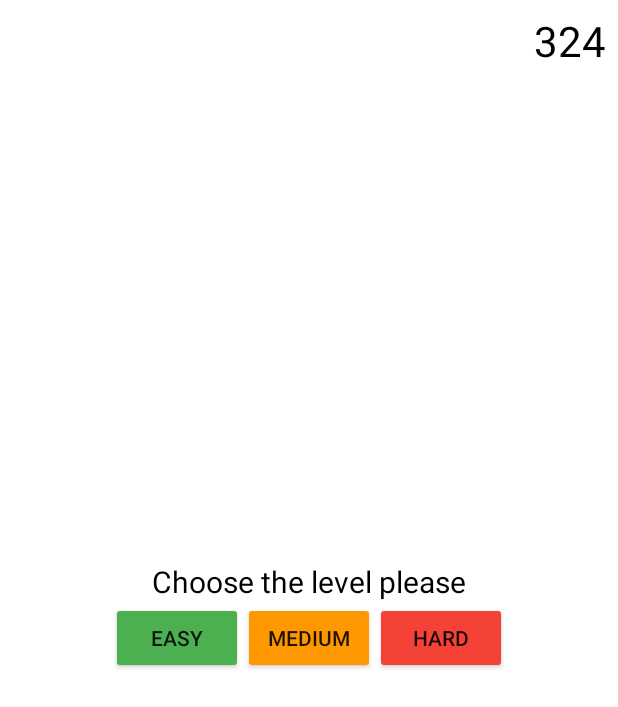
After one commit to tereshka-programmer/SportQuizTest, an Android app: the layout fragment_main.xml on its own in the app's theme, with its tools: preview values and no code run, on a phone screen of 412 x 824 dp. The commit adds this screen. Shown: the top 707 px of the screen. Run offline under Robolectric (Android 15) with nearby library versions, the phone set to English and light mode, and no system bars.

Commit message:
MainFragment: init layout

```diff
--- /dev/null
+++ b/app/src/main/java/com/example/sportquiz/di/RepositoryModule.kt
@@ -0,0 +1,19 @@
+package com.example.sportquiz.di
+
+import com.example.sportquiz.data.room.RoomQuestionsSourceImpl
+import com.example.sportquiz.domain.repository.QuestionsRepository
+import dagger.Binds
+import dagger.Module
+import dagger.hilt.InstallIn
+import dagger.hilt.components.SingletonComponent
+
+@Module
+@InstallIn(SingletonComponent::class)
+abstract class RepositoryModule {
+
+    @Binds
+    abstract fun bindQuestionsRepository(
+        questionsSourceImpl: RoomQuestionsSourceImpl
+    ): QuestionsRepository
+
+}
--- /dev/null
+++ b/app/src/main/java/com/example/sportquiz/ui/main/MainFragment.kt
@@ -0,0 +1,10 @@
+package com.example.sportquiz.ui.main
+
+import androidx.fragment.app.Fragment
+import com.example.sportquiz.R
+
+class MainFragment(): Fragment(R.layout.fragment_main) {
+
+
+
+}
--- a/app/src/main/res/layout/activity_main.xml
+++ b/app/src/main/res/layout/activity_main.xml
@@ -1,18 +1,7 @@
 <?xml version="1.0" encoding="utf-8"?>
-<androidx.constraintlayout.widget.ConstraintLayout xmlns:android="http://schemas.android.com/apk/res/android"
+<androidx.fragment.app.FragmentContainerView xmlns:android="http://schemas.android.com/apk/res/android"
     xmlns:app="http://schemas.android.com/apk/res-auto"
     xmlns:tools="http://schemas.android.com/tools"
     android:layout_width="match_parent"
     android:layout_height="match_parent"
-    tools:context=".ui.MainActivity">
-
-    <TextView
-        android:layout_width="wrap_content"
-        android:layout_height="wrap_content"
-        android:text="Hello World!"
-        app:layout_constraintBottom_toBottomOf="parent"
-        app:layout_constraintEnd_toEndOf="parent"
-        app:layout_constraintStart_toStartOf="parent"
-        app:layout_constraintTop_toTopOf="parent" />
-
-</androidx.constraintlayout.widget.ConstraintLayout>
+    tools:context=".ui.MainActivity"/>
--- /dev/null
+++ b/app/src/main/res/layout/fragment_main.xml
@@ -0,0 +1,67 @@
+<?xml version="1.0" encoding="utf-8"?>
+<FrameLayout xmlns:android="http://schemas.android.com/apk/res/android"
+    android:layout_width="match_parent"
+    android:layout_height="match_parent"
+    xmlns:tools="http://schemas.android.com/tools">
+
+    <androidx.appcompat.widget.AppCompatTextView
+        android:id="@+id/tvScore"
+        android:layout_width="wrap_content"
+        android:layout_height="wrap_content"
+        android:textSize="28sp"
+        android:layout_gravity="end"
+        android:layout_margin="8dp"
+        android:textColor="@color/black"
+        tools:text="324"/>
+
+    <androidx.appcompat.widget.LinearLayoutCompat
+        android:orientation="vertical"
+        android:layout_gravity="center"
+        android:layout_width="wrap_content"
+        android:layout_height="wrap_content">
+
+        <androidx.appcompat.widget.AppCompatTextView
+            android:layout_width="wrap_content"
+            android:layout_height="wrap_content"
+            android:layout_gravity="center"
+            android:text="@string/choose_the_level_please"
+            android:textSize="20sp"
+            android:textColor="@color/black"
+            />
+
+        <androidx.appcompat.widget.LinearLayoutCompat
+            android:layout_gravity="center"
+            android:layout_width="wrap_content"
+            android:layout_height="wrap_content">
+
+            <androidx.appcompat.widget.AppCompatButton
+                android:id="@+id/btEasyLevel"
+                android:layout_width="wrap_content"
+                android:layout_height="wrap_content"
+                android:text="@string/easy"
+                android:backgroundTint="@color/green"
+                />
+
+            <androidx.appcompat.widget.AppCompatButton
+                android:id="@+id/btMediumLevel"
+                android:layout_width="wrap_content"
+                android:layout_height="wrap_content"
+                android:text="@string/medium"
+                android:backgroundTint="@color/orange"
+                />
+
+            <androidx.appcompat.widget.AppCompatButton
+                android:id="@+id/btHardLevel"
+                android:layout_width="wrap_content"
+                android:layout_height="wrap_content"
+                android:text="@string/hard"
+                android:backgroundTint="@color/red"
+                />
+
+        </androidx.appcompat.widget.LinearLayoutCompat>
+
+    </androidx.appcompat.widget.LinearLayoutCompat>
+
+
+
+</FrameLayout>
--- a/app/src/main/res/values/colors.xml
+++ b/app/src/main/res/values/colors.xml
@@ -7,4 +7,7 @@
     <color name="teal_700">#FF018786</color>
     <color name="black">#FF000000</color>
     <color name="white">#FFFFFFFF</color>
+    <color name="green">#4CAF50</color>
+    <color name="orange">#FF9800</color>
+    <color name="red">#F44336</color>
 </resources>
--- a/app/src/main/res/values/strings.xml
+++ b/app/src/main/res/values/strings.xml
@@ -1,3 +1,7 @@
 <resources>
     <string name="app_name">SportQuiz</string>
+    <string name="easy">Easy</string>
+    <string name="hard">Hard</string>
+    <string name="medium">Medium</string>
+    <string name="choose_the_level_please">Choose the level please</string>
 </resources>
```
